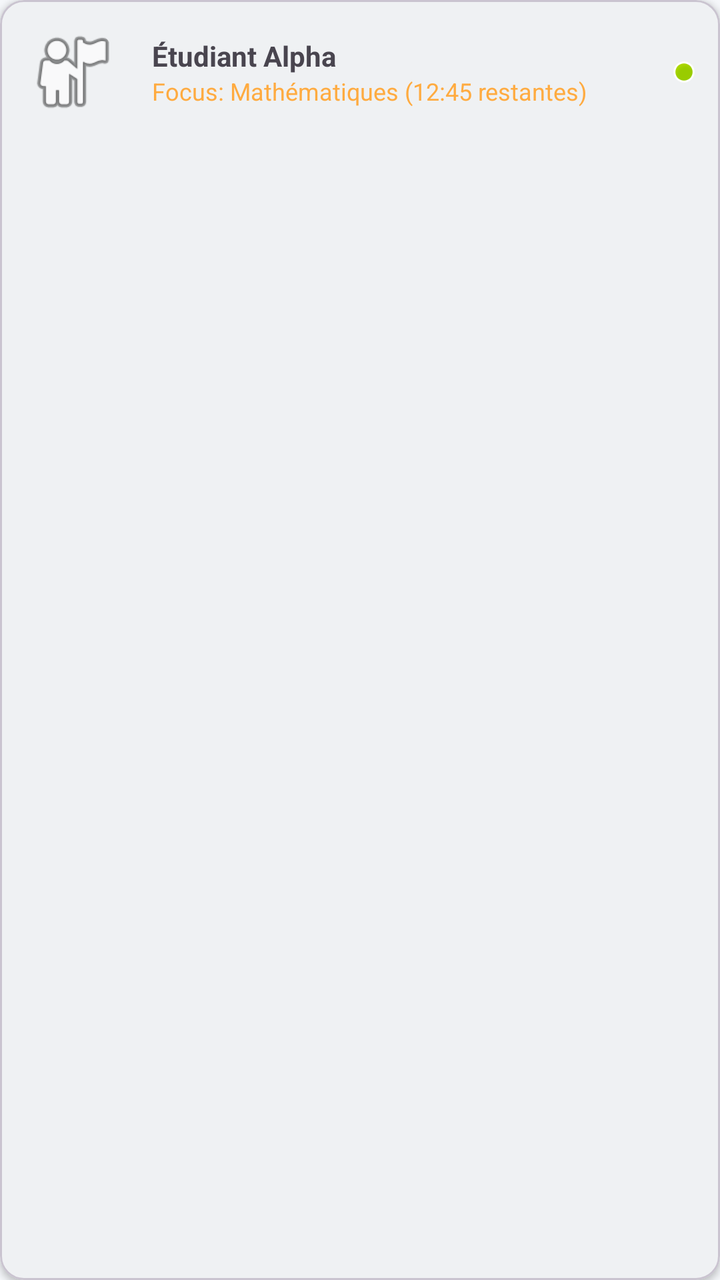
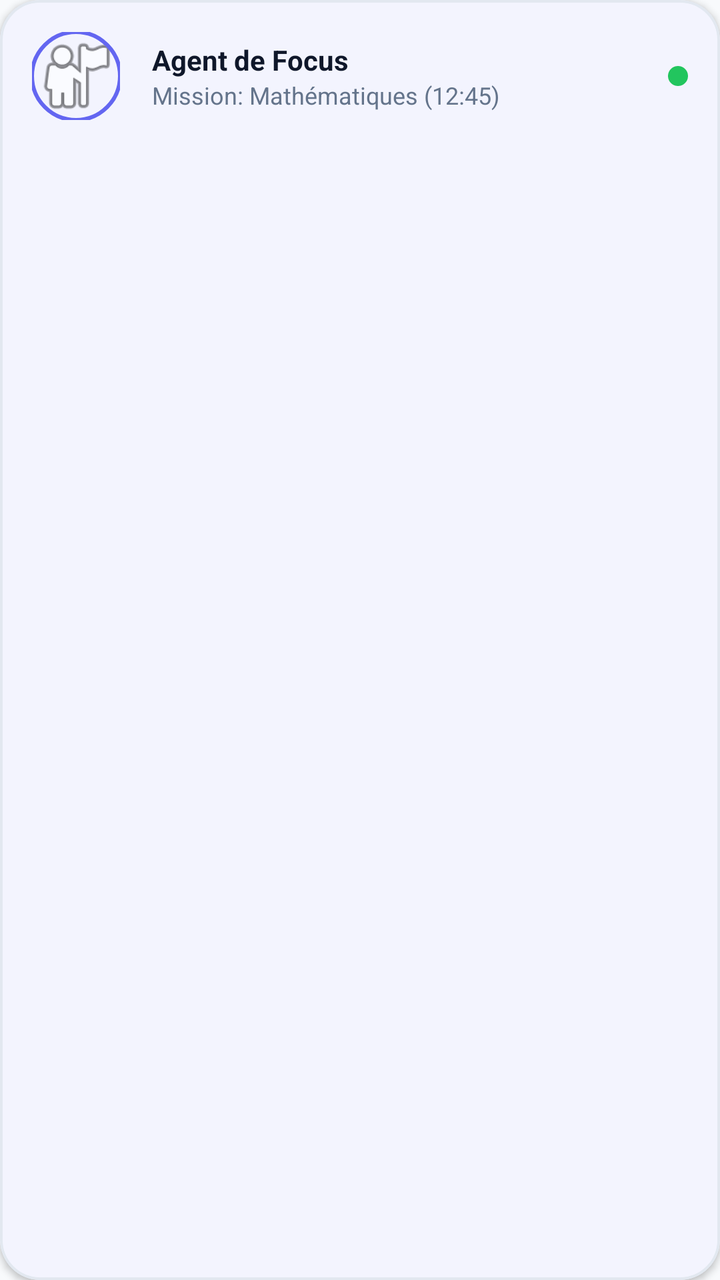

Screens rendered from an Android XML layout before and after an edit, with the pre-edit source and the edit as a unified diff.
<!-- AndroidManifest.xml: application theme Theme.TimeMaster -->
<!-- res/layout/item_student_active.xml -->
<?xml version="1.0" encoding="utf-8"?>
<com.google.android.material.card.MaterialCardView xmlns:android="http://schemas.android.com/apk/res/android"
    xmlns:app="http://schemas.android.com/apk/res-auto"
    android:layout_width="match_parent"
    android:layout_height="wrap_content"
    android:layout_marginVertical="4dp"
    app:cardCornerRadius="12dp"
    app:cardElevation="2dp">

    <LinearLayout
        android:layout_width="match_parent"
        android:layout_height="wrap_content"
        android:gravity="center_vertical"
        android:orientation="horizontal"
        android:padding="12dp">

        <com.google.android.material.imageview.ShapeableImageView
            android:id="@+id/iv_student_avatar"
            android:layout_width="48dp"
            android:layout_height="48dp"
            android:src="@android:drawable/ic_menu_myplaces"
            app:shapeAppearanceOverlay="@style/ShapeAppearance.Material3.Corner.Full" />

        <LinearLayout
            android:layout_width="0dp"
            android:layout_height="wrap_content"
            android:layout_marginStart="16dp"
            android:layout_weight="1"
            android:orientation="vertical">

            <TextView
                android:id="@+id/tv_student_name"
                android:layout_width="wrap_content"
                android:layout_height="wrap_content"
                android:text="Étudiant Alpha"
                android:textStyle="bold" />

            <TextView
                android:id="@+id/tv_student_status"
                android:layout_width="wrap_content"
                android:layout_height="wrap_content"
                android:text="Focus: Mathématiques (12:45 restantes)"
                android:textColor="@color/secondary"
                android:textSize="12sp" />
        </LinearLayout>

        <ImageView
            android:layout_width="12dp"
            android:layout_height="12dp"
            android:src="@android:drawable/presence_online" />
    </LinearLayout>
</com.google.android.material.card.MaterialCardView>
<!-- resources referenced by this layout -->
<resources>
  <color name="secondary">#FFAB40</color>
  <style name="Theme.TimeMaster" parent="Theme.Material3.DayNight.NoActionBar">
          
          <item name="colorPrimary">@color/primary</item>
          <item name="colorOnPrimary">@color/onPrimary</item>
          <item name="colorPrimaryContainer">@color/primaryContainer</item>
          <item name="colorOnPrimaryContainer">@color/onPrimaryContainer</item>
  
          
          <item name="colorSecondary">@color/secondary</item>
          <item name="colorOnSecondary">@color/onSecondary</item>
          <item name="colorSecondaryContainer">@color/secondaryContainer</item>
          <item name="colorOnSecondaryContainer">@color/onSecondaryContainer</item>
  
          
          <item name="android:windowBackground">@color/background</item>
          <item name="colorSurface">@color/surface</item>
          <item name="colorOnSurface">@color/onSurface</item>
          <item name="colorSurfaceVariant">@color/surfaceVariant</item>
          <item name="colorOnSurfaceVariant">@color/onSurfaceVariant</item>
  
          
          <item name="android:statusBarColor">?attr/colorPrimary</item>
          <item name="android:windowLightStatusBar">true</item>
          <item name="android:navigationBarColor">@color/background</item>
      </style>
  <color name="primary">#1E3A5F</color>
  <color name="onPrimary">#FFFFFF</color>
  <color name="primaryContainer">#D7E3F8</color>
  <color name="onPrimaryContainer">#001B3E</color>
  <color name="onSecondary">#FFFFFF</color>
  <color name="secondaryContainer">#FFDDB3</color>
  <color name="onSecondaryContainer">#291800</color>
  <color name="background">#F5F7FA</color>
  <color name="surface">#FFFFFF</color>
  <color name="onSurface">#191C1E</color>
  <color name="surfaceVariant">#E0E2EC</color>
  <color name="onSurfaceVariant">#44474E</color>
</resources>

<!-- the commit's change to res/layout/item_student_active.xml (unified diff, before → after) -->
@@ -3,22 +3,28 @@
     xmlns:app="http://schemas.android.com/apk/res-auto"
     android:layout_width="match_parent"
     android:layout_height="wrap_content"
-    android:layout_marginVertical="4dp"
-    app:cardCornerRadius="12dp"
-    app:cardElevation="2dp">
+    android:layout_marginVertical="8dp"
+    android:layout_marginHorizontal="4dp"
+    app:cardBackgroundColor="?attr/colorSurface"
+    app:cardCornerRadius="20dp"
+    app:cardElevation="2dp"
+    app:strokeWidth="1.2dp"
+    app:strokeColor="?attr/colorOutline">
 
     <LinearLayout
         android:layout_width="match_parent"
         android:layout_height="wrap_content"
         android:gravity="center_vertical"
         android:orientation="horizontal"
-        android:padding="12dp">
+        android:padding="16dp">
 
         <com.google.android.material.imageview.ShapeableImageView
             android:id="@+id/iv_student_avatar"
-            android:layout_width="48dp"
-            android:layout_height="48dp"
+            android:layout_width="44dp"
+            android:layout_height="44dp"
             android:src="@android:drawable/ic_menu_myplaces"
+            app:strokeColor="?attr/colorPrimary"
+            app:strokeWidth="2dp"
             app:shapeAppearanceOverlay="@style/ShapeAppearance.Material3.Corner.Full" />
 
         <LinearLayout
@@ -32,21 +38,23 @@
                 android:id="@+id/tv_student_name"
                 android:layout_width="wrap_content"
                 android:layout_height="wrap_content"
-                android:text="Étudiant Alpha"
+                android:text="Agent de Focus"
+                android:textColor="?attr/colorOnSurface"
                 android:textStyle="bold" />
 
             <TextView
                 android:id="@+id/tv_student_status"
                 android:layout_width="wrap_content"
                 android:layout_height="wrap_content"
-                android:text="Focus: Mathématiques (12:45 restantes)"
-                android:textColor="@color/secondary"
+                android:text="Mission: Mathématiques (12:45)"
+                android:textColor="?attr/colorOnSurfaceVariant"
                 android:textSize="12sp" />
         </LinearLayout>
 
-        <ImageView
-            android:layout_width="12dp"
-            android:layout_height="12dp"
-            android:src="@android:drawable/presence_online" />
+        <View
+            android:layout_width="10dp"
+            android:layout_height="10dp"
+            android:background="@drawable/bg_circle"
+            android:backgroundTint="?attr/colorSuccess" />
     </LinearLayout>
 </com.google.android.material.card.MaterialCardView>
<!-- resource entries referenced after the edit -->
@@ -1,42 +1,40 @@
 <!-- resources referenced by this layout -->
 <resources>
-  <color name="secondary">#FFAB40</color>
+  <!-- drawable bg_circle (drawable) -->
+  <?xml version="1.0" encoding="utf-8"?>
+  <shape xmlns:android="http://schemas.android.com/apk/res/android"
+      android:shape="oval">
+      <solid android:color="?attr/colorPrimary" />
+  </shape>
   <style name="Theme.TimeMaster" parent="Theme.Material3.DayNight.NoActionBar">
           
-          <item name="colorPrimary">@color/primary</item>
-          <item name="colorOnPrimary">@color/onPrimary</item>
-          <item name="colorPrimaryContainer">@color/primaryContainer</item>
-          <item name="colorOnPrimaryContainer">@color/onPrimaryContainer</item>
+          <item name="colorPrimary">#6366F1</item>
+          <item name="colorOnPrimary">#FFFFFF</item>
+          <item name="colorPrimaryContainer">#6366F1</item>
+          <item name="colorOnPrimaryContainer">#FFFFFF</item>
   
           
-          <item name="colorSecondary">@color/secondary</item>
-          <item name="colorOnSecondary">@color/onSecondary</item>
-          <item name="colorSecondaryContainer">@color/secondaryContainer</item>
-          <item name="colorOnSecondaryContainer">@color/onSecondaryContainer</item>
+          <item name="colorSecondary">#8B5CF6</item>
+          <item name="colorOnSecondary">#FFFFFF</item>
+          <item name="colorTertiary">#D946EF</item>
+          <item name="colorOnTertiary">#FFFFFF</item>
+  
   
           
-          <item name="android:windowBackground">@color/background</item>
-          <item name="colorSurface">@color/surface</item>
-          <item name="colorOnSurface">@color/onSurface</item>
-          <item name="colorSurfaceVariant">@color/surfaceVariant</item>
-          <item name="colorOnSurfaceVariant">@color/onSurfaceVariant</item>
+          <item name="android:windowBackground">#F8FAFC</item>
+          <item name="colorSurface">#FFFFFF</item>
+          <item name="colorOnSurface">#0F172A</item>
+          <item name="colorSurfaceVariant">#F1F5F9</item>
+          <item name="colorOnSurfaceVariant">#64748B</item>
+          <item name="colorOutline">#E2E8F0</item>
   
           
-          <item name="android:statusBarColor">?attr/colorPrimary</item>
-          <item name="android:windowLightStatusBar">true</item>
-          <item name="android:navigationBarColor">@color/background</item>
+          <item name="colorError">#EF4444</item>
+          <item name="colorOnError">#FFFFFF</item>
+          <item name="colorSuccess">#22C55E</item>
+          <item name="colorOnSuccess">#FFFFFF</item>
+          <item name="colorWarning">#F59E0B</item>
+          <item name="colorOnWarning">#FFFFFF</item>
       </style>
-  <color name="primary">#1E3A5F</color>
-  <color name="onPrimary">#FFFFFF</color>
-  <color name="primaryContainer">#D7E3F8</color>
-  <color name="onPrimaryContainer">#001B3E</color>
-  <color name="onSecondary">#FFFFFF</color>
-  <color name="secondaryContainer">#FFDDB3</color>
-  <color name="onSecondaryContainer">#291800</color>
-  <color name="background">#F5F7FA</color>
-  <color name="surface">#FFFFFF</color>
-  <color name="onSurface">#191C1E</color>
-  <color name="surfaceVariant">#E0E2EC</color>
-  <color name="onSurfaceVariant">#44474E</color>
 </resources>
 
